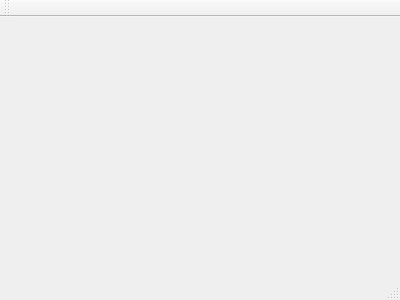
Above: mainwindow.ui from xaionaro/tasks before the change. Below: the same form after it.
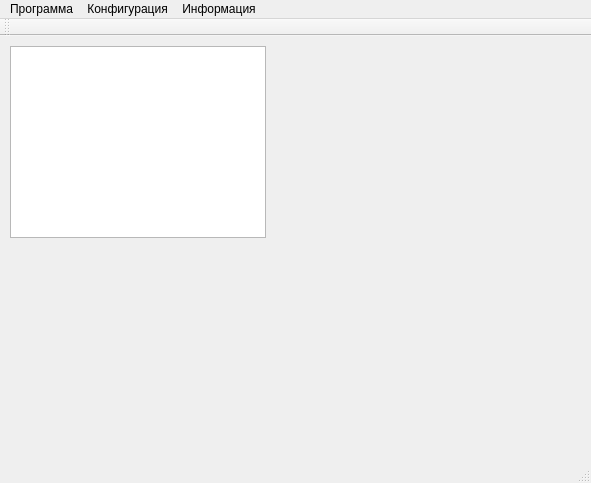
That is the form after the change.

What changed in the file:
```diff
--- a/mainwindow.ui
+++ b/mainwindow.ui
@@ -1,24 +1,89 @@
 <ui version="4.0">
  <class>MainWindow</class>
- <widget class="QMainWindow" name="MainWindow" >
-  <property name="geometry" >
+ <widget class="QMainWindow" name="MainWindow">
+  <property name="geometry">
    <rect>
     <x>0</x>
     <y>0</y>
-    <width>400</width>
-    <height>300</height>
+    <width>591</width>
+    <height>483</height>
    </rect>
   </property>
   <property name="windowTitle" >
    <string>MainWindow</string>
   </property>
-  <widget class="QMenuBar" name="menuBar" />
-  <widget class="QToolBar" name="mainToolBar" />
-  <widget class="QWidget" name="centralWidget" />
-  <widget class="QStatusBar" name="statusBar" />
+  <widget class="QWidget" name="centralWidget">
+   <widget class="QListView" name="Tasks_2">
+    <property name="geometry">
+     <rect>
+      <x>10</x>
+      <y>10</y>
+      <width>256</width>
+      <height>192</height>
+     </rect>
+    </property>
+   </widget>
+  </widget>
+  <widget class="QMenuBar" name="menuBar">
+   <property name="geometry">
+    <rect>
+     <x>0</x>
+     <y>0</y>
+     <width>591</width>
+     <height>19</height>
+    </rect>
+   </property>
+   <widget class="QMenu" name="menuInformation">
+    <property name="title">
+     <string>Информация</string>
+    </property>
+    <addaction name="actionHelp"/>
+   </widget>
+   <widget class="QMenu" name="menuInstance">
+    <property name="title">
+     <string>Программа</string>
+    </property>
+    <addaction name="actionExit"/>
+   </widget>
+   <widget class="QMenu" name="menu">
+    <property name="title">
+     <string>Конфигурация</string>
+    </property>
+    <addaction name="actionConfigureProjects"/>
+   </widget>
+   <addaction name="menuInstance"/>
+   <addaction name="menu"/>
+   <addaction name="menuInformation"/>
+  </widget>
+  <widget class="QStatusBar" name="statusBar"/>
+  <widget class="QToolBar" name="toolBar">
+   <property name="windowTitle">
+    <string>toolBar</string>
+   </property>
+   <attribute name="toolBarArea">
+    <enum>TopToolBarArea</enum>
+   </attribute>
+   <attribute name="toolBarBreak">
+    <bool>false</bool>
+   </attribute>
+  </widget>
+  <action name="actionHelp">
+   <property name="text">
+    <string>Помощь</string>
+   </property>
+  </action>
+  <action name="actionExit">
+   <property name="text">
+    <string>Завершить</string>
+   </property>
+  </action>
+  <action name="actionConfigureProjects">
+   <property name="text">
+    <string>Проекты</string>
+   </property>
+  </action>
  </widget>
- <layoutDefault spacing="6" margin="11" />
- <pixmapfunction></pixmapfunction>
+ <layoutdefault spacing="6" margin="11"/>
  <resources/>
  <connections/>
 </ui>
```
Left out of the diff: 3 changed lines with no effect on the pictures.
